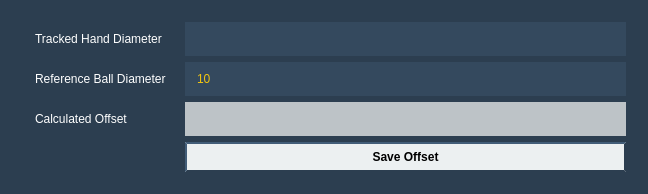
First picture: the form in qt/calibrationdialog.ui, repository liglacsap/SurveyTrackingTool, before the edit.
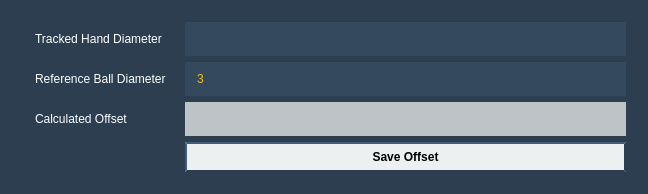
Second picture: the form after the edit.

```diff
--- a/qt/calibrationdialog.ui
+++ b/qt/calibrationdialog.ui
@@ -130,7 +130,7 @@
 </string>
           </property>
           <property name="text">
-           <string>10</string>
+           <string>3</string>
           </property>
          </widget>
         </item>
```
